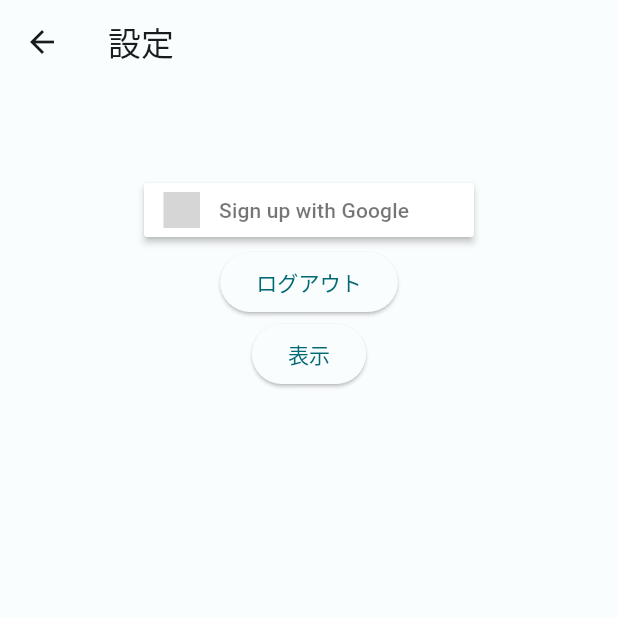
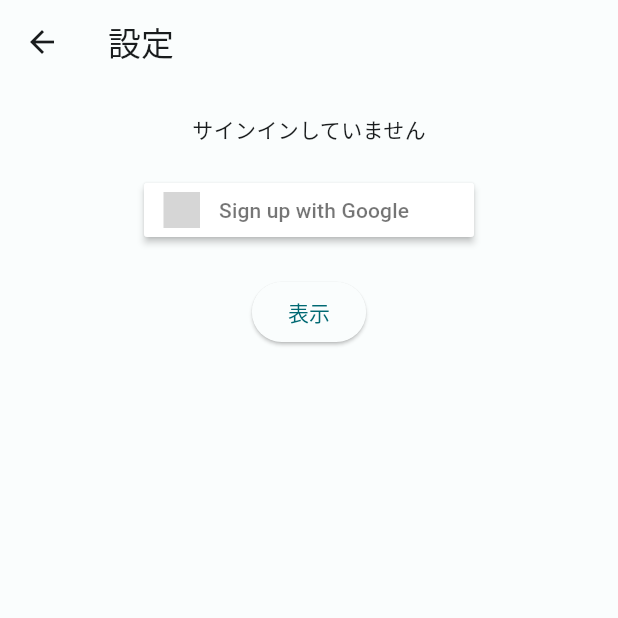
Before and after one commit to marokoro7636/CustomerManagement, a Flutter app: the SettingScreen screen opened directly, after a tap on "表示", on a phone screen of 412 x 824 dp, the top half of it. Run offline on Flutter 3.47's test engine with Material 2 defaults, Android fonts, the phone set to English and light mode, and no system bars; our stand-ins replace flutter_signin_button, freezed_annotation, google_fonts, google_sign_in, hooks_riverpod, sqflite; missing offline and left inert: googleapis; accounts and stored records are empty; grey boxes are pictures that could not be loaded.

Commit message:
Add google sign in

```diff
--- a/lib/model/repository/google_drive_repository.dart
+++ b/lib/model/repository/google_drive_repository.dart
@@ -1,11 +1,10 @@
 import 'package:google_sign_in/google_sign_in.dart';
 import 'package:googleapis/drive/v3.dart';
+import 'package:hooks_riverpod/hooks_riverpod.dart';
+
+final googleRepositoryProvider = Provider((ref) => GoogleDriveRepository());
 
 class GoogleDriveRepository {
-  GoogleDriveRepository() {
-    init();
-  }
-
   GoogleSignInAccount? currentUser;
   final _googleSignIn = GoogleSignIn(
       scopes: [
@@ -13,17 +12,10 @@ class GoogleDriveRepository {
       ]
   );
 
-  void init() {
-    _googleSignIn.onCurrentUserChanged.listen((account) {
-      currentUser = account;
-    });
-    _googleSignIn.signInSilently();
-  }
-
   // Googleにサインイン
   Future signInWithGoogle() async {
     try {
-      currentUser =  await _googleSignIn.signIn();
+      currentUser = await _googleSignIn.signIn();
     } catch (e) {
       print(e);
     }
@@ -31,7 +23,7 @@ class GoogleDriveRepository {
 
   Future signOutWithGoogle() async {
     try {
-      await _googleSignIn.signOut();
+      currentUser = await _googleSignIn.signOut();
     } catch (e) {
       print(e);
     }
--- a/lib/ui/setting/setting_screen.dart
+++ b/lib/ui/setting/setting_screen.dart
@@ -1,6 +1,7 @@
 import 'package:customer_management/ui/setting/setting_viewmodel.dart';
 import 'package:flutter/material.dart';
 import 'package:flutter_signin_button/flutter_signin_button.dart';
+import 'package:google_sign_in/google_sign_in.dart';
 import 'package:hooks_riverpod/hooks_riverpod.dart';
 
 class SettingScreen extends HookConsumerWidget {
@@ -19,17 +20,27 @@ class SettingScreen extends HookConsumerWidget {
         child: Column(
           children: [
             const SizedBox(height: 20),
-            Text(state.currentUser != null ? state.currentUser!.email : ''),
+            state.currentUser != null
+                ? ListTile(
+                    leading: GoogleUserCircleAvatar(
+                      identity: state.currentUser!,
+                    ),
+                    title: Text(state.currentUser!.displayName ?? ''),
+                    subtitle: Text(state.currentUser!.email),
+                  )
+                : const Text('サインインしていません'),
             const SizedBox(height: 20),
-            SignInButton(
-              Buttons.Google,
-              text: "Sign up with Google",
-              onPressed: viewModel.signIn,
-            ),
-            ElevatedButton(
-              onPressed: viewModel.signOut,
-              child: const Text('ログアウト'),
-            ),
+            state.currentUser != null
+                ? ElevatedButton(
+                    onPressed: viewModel.signOut,
+                    child: const Text('ログアウト'),
+                  )
+                : SignInButton(
+                    Buttons.Google,
+                    text: "Sign up with Google",
+                    onPressed: viewModel.signIn,
+                  ),
+            const SizedBox(height: 20),
             ElevatedButton(onPressed: viewModel.p, child: const Text('表示'))
           ],
         ),
--- a/lib/ui/setting/setting_viewmodel.dart
+++ b/lib/ui/setting/setting_viewmodel.dart
@@ -4,12 +4,13 @@ import 'package:hooks_riverpod/hooks_riverpod.dart';
 
 final settingProvider =
 StateNotifierProvider<SettingViewModel, SettingState>(
-        (ref) => SettingViewModel());
+        (ref) => SettingViewModel(ref));
 
 class SettingViewModel extends StateNotifier<SettingState> {
-  SettingViewModel() : super(const SettingState());
+  SettingViewModel(this.ref) : super(const SettingState());
 
-  final googleRepository = GoogleDriveRepository();
+  final Ref ref;
+  late final googleRepository = ref.watch(googleRepositoryProvider);
 
   void signIn() async {
     if (state.currentUser != null) return;
@@ -19,10 +20,12 @@ class SettingViewModel extends StateNotifier<SettingState> {
 
   void signOut() async {
     await googleRepository.signOutWithGoogle();
+    state = state.copyWith(currentUser: googleRepository.currentUser);
   }
 
   void p() {
-    print(state.currentUser);
+    print('repo : ${googleRepository.currentUser}');
+    print('state : ${state.currentUser}');
   }
 
 }
```
